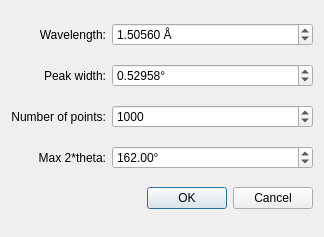
First picture: the form in avogadro/qtplugins/plotxrd/xrdoptionsdialog.ui, repository OpenChemistry/avogadrolibs, before the edit.
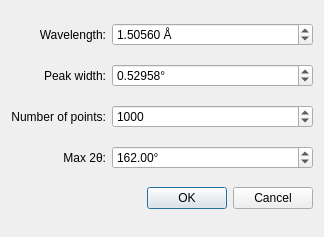
Second picture: the form after the edit.

```diff
--- a/avogadro/qtplugins/plotxrd/xrdoptionsdialog.ui
+++ b/avogadro/qtplugins/plotxrd/xrdoptionsdialog.ui
@@ -138,7 +138,7 @@
       <enum>Qt::LeftToRight</enum>
      </property>
      <property name="text">
-      <string>Max 2*theta:</string>
+      <string>Max 2θ:</string>
      </property>
      <property name="alignment">
       <set>Qt::AlignRight|Qt::AlignTrailing|Qt::AlignVCenter</set>
```
